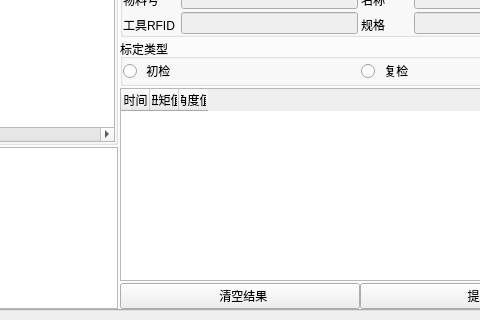
Before: the Qt Designer form ui/toolkit.ui in masami10/ts013_toolkits, drawn with Qt 5; both pictures show x 444 to 924 and y 215 to 535 of the 1054 by 535 pixel window.
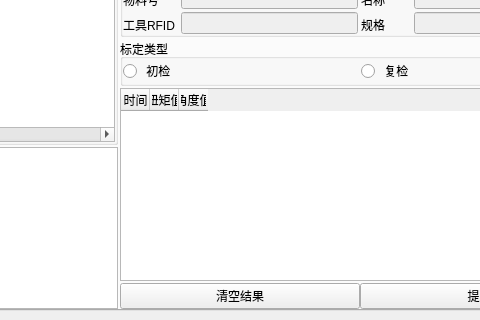
After: the same form once the commit is applied.

Commit message: [FIX](ui): 修复样式

The edit to the form file:
```diff
--- a/ui/toolkit.ui
+++ b/ui/toolkit.ui
@@ -866,7 +866,7 @@
               <item>
                <widget class="QPushButton" name="ClearResultsButton">
                 <property name="text">
-                 <string>  清空结果</string>
+                 <string>清空结果</string>
                 </property>
                </widget>
               </item>
```
The commit also changes 1 other file.
